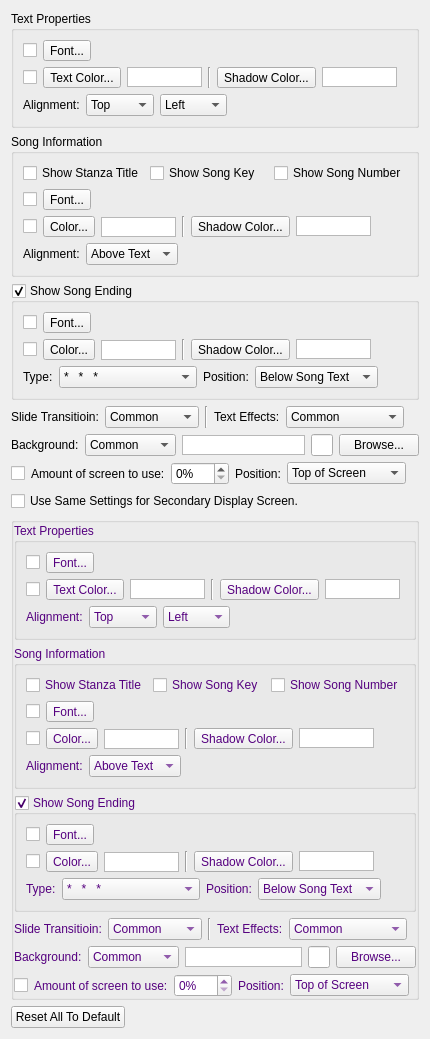
Qt form src/songsettingwidget.ui (SoftProjector/src) before a commit.
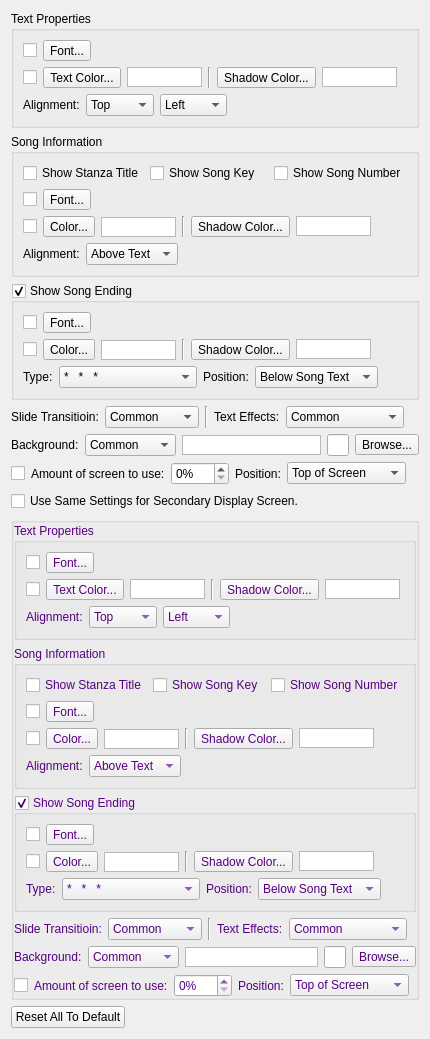
The same form after that commit. Icons and pictures are not drawn.

The edit to the form file:
```diff
--- a/src/songsettingwidget.ui
+++ b/src/songsettingwidget.ui
@@ -7,7 +7,7 @@
     <x>0</x>
     <y>0</y>
     <width>430</width>
-    <height>1008</height>
+    <height>1014</height>
    </rect>
   </property>
   <layout class="QVBoxLayout" name="verticalLayout_5">
@@ -900,12 +900,25 @@
       </widget>
      </item>
      <item>
-      <widget class="QPushButton" name="buttonBrowseBackground">
+      <widget class="QToolButton" name="toolButtonBrowseBackround">
        <property name="text">
         <string>Browse...</string>
        </property>
       </widget>
      </item>
+     <item>
+      <spacer name="horizontalSpacer_19">
+       <property name="orientation">
+        <enum>Qt::Horizontal</enum>
+       </property>
+       <property name="sizeHint" stdset="0">
+        <size>
+         <width>40</width>
+         <height>20</height>
+        </size>
+       </property>
+      </spacer>
+     </item>
     </layout>
    </item>
    <item>
@@ -2019,12 +2032,25 @@
          </widget>
         </item>
         <item>
-         <widget class="QPushButton" name="buttonBrowseBackground2">
+         <widget class="QToolButton" name="toolButtonBrowseBackround2">
           <property name="text">
            <string>Browse...</string>
           </property>
          </widget>
         </item>
+        <item>
+         <spacer name="horizontalSpacer_10">
+          <property name="orientation">
+           <enum>Qt::Horizontal</enum>
+          </property>
+          <property name="sizeHint" stdset="0">
+           <size>
+            <width>40</width>
+            <height>20</height>
+           </size>
+          </property>
+         </spacer>
+        </item>
        </layout>
       </item>
       <item>
```
